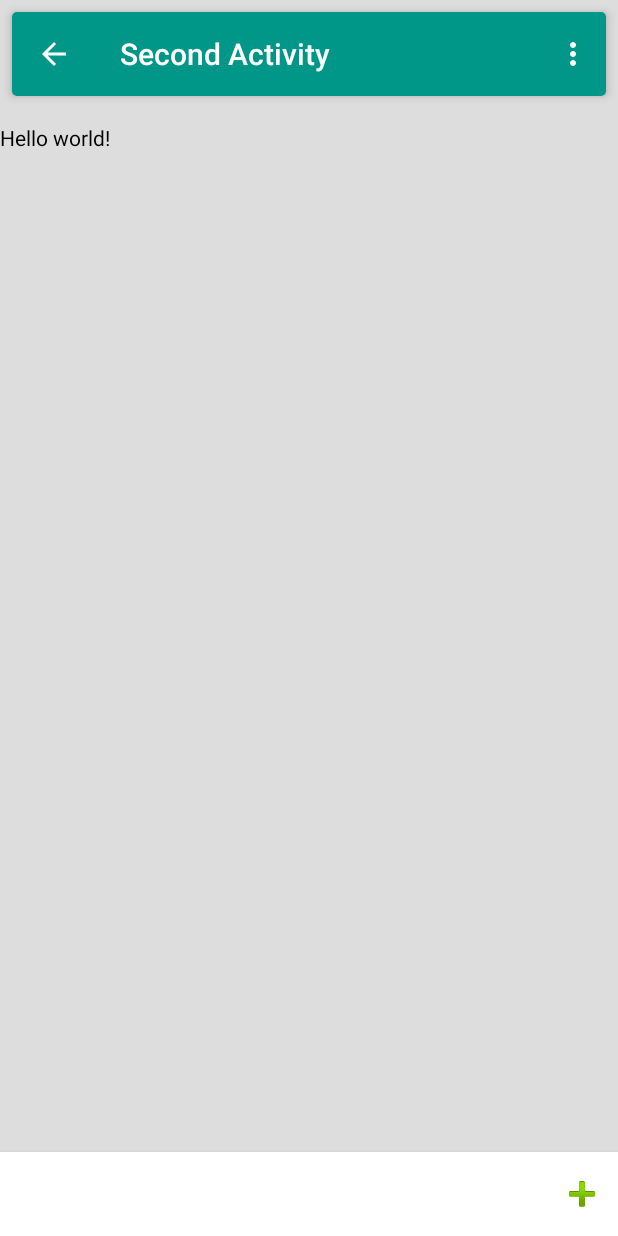
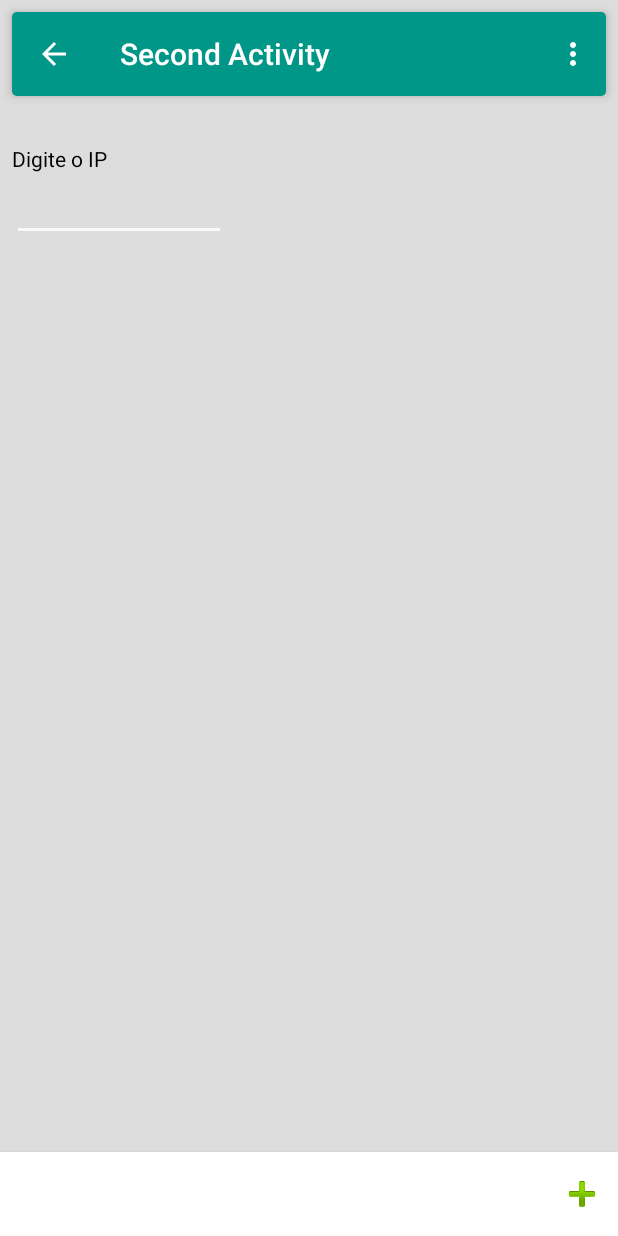
Before and after one commit to cesarquadros/AppComanda, an Android app: the screen it shows after launch (SecondActivity), in the options menu, after a tap on "SecondActivity", on a phone screen of 412 x 824 dp. Run offline under Robolectric (Android 15) with nearby library versions, the phone set to English and light mode, and no system bars; libraries missing offline, so code that uses them is left out: com.daimajia.androidanimations; 4 statements that could not run were skipped.

Commit message:
implemntado a insercao do IP do servidor caso a primeira conexão não funcione

```diff
--- a/app/src/main/java/br/com/thiengo/tcmaterialdesign/ComandaDao.java
+++ b/app/src/main/java/br/com/thiengo/tcmaterialdesign/ComandaDao.java
@@ -48,6 +48,7 @@ public class ComandaDao extends Conexao {
 
         } catch (SQLException e) {
             e.printStackTrace();
+            return listComandas;
         }
 
         return listComandas;
--- a/app/src/main/java/br/com/thiengo/tcmaterialdesign/Conexao.java
+++ b/app/src/main/java/br/com/thiengo/tcmaterialdesign/Conexao.java
@@ -22,7 +22,7 @@ public class Conexao {
         try {
             // SET CONNECTIONSTRING
             Class.forName("net.sourceforge.jtds.jdbc.Driver").newInstance();
-            String iip = "192.168.0.10";
+            String iip = MainActivity.ipConexao;
             String username = "sa";
             String password = "admin123";
             StrictMode.ThreadPolicy policy = new StrictMode.ThreadPolicy.Builder().permitAll().build();
--- a/app/src/main/java/br/com/thiengo/tcmaterialdesign/MainActivity.java
+++ b/app/src/main/java/br/com/thiengo/tcmaterialdesign/MainActivity.java
@@ -7,15 +7,20 @@ import android.support.v4.app.FragmentTransaction;
 import android.support.v7.app.ActionBarActivity;
 import android.os.Bundle;
 import android.support.v7.widget.Toolbar;
+import android.text.InputType;
 import android.view.Menu;
 import android.view.MenuItem;
 import android.widget.EditText;
 import android.widget.Toast;
+
+import java.sql.SQLException;
 import java.text.SimpleDateFormat;
+import java.util.ArrayList;
 import java.util.Date;
 import java.util.List;
 import br.com.thiengo.tcmaterialdesign.domain.Comanda;
 import br.com.thiengo.tcmaterialdesign.fragments.ComandaFragment;
+import br.com.thiengo.tcmaterialdesign.fragments.ProdutosComandaActivity;
 
 public class MainActivity extends ActionBarActivity {
     private static String TAG = "LOG";
@@ -23,6 +28,8 @@ public class MainActivity extends ActionBarActivity {
     private Toolbar mToolbarBottom;
     public static String curDate;
     private ComandaDao comandaDao = new ComandaDao();
+    public static String ipConexao = "192.168.2.109";
+
 
     @Override
     protected void onCreate(Bundle savedInstanceState) {
@@ -36,6 +43,7 @@ public class MainActivity extends ActionBarActivity {
         mToolbar.setSubtitle("Comandas em aberto");
         mToolbar.setLogo(R.drawable.ic_launcher);
         setSupportActionBar(mToolbar);
+
 
         mToolbarBottom = (Toolbar) findViewById(R.id.inc_tb_bottom);
         mToolbarBottom.setOnMenuItemClickListener(new Toolbar.OnMenuItemClickListener() {
@@ -96,9 +104,40 @@ public class MainActivity extends ActionBarActivity {
         return super.onOptionsItemSelected(item);
     }
 
-    public List<Comanda> getSetCarList(int qtd) {
+    public List<Comanda> getSetCarList() {
         ComandaDao comandaDao = new ComandaDao();
+        Conexao conexao = new Conexao();
+        try {
+            if(conexao.abreConexao()==null){
+                Comanda comanda = new Comanda();
+                List<Comanda> list = new ArrayList<>();
 
+                final AlertDialog.Builder mensagem = new AlertDialog.Builder(MainActivity.this);
+                mensagem.setTitle("Bar do Bugão");
+                mensagem.setMessage("Erro ao conectar, digite o ip do servidor:");
+                final EditText input = new EditText(MainActivity.this);
+                input.addTextChangedListener(Mask.insert("###.###.###.###",input));
+                input.setInputType(InputType.TYPE_CLASS_NUMBER);
+                mensagem.setView(input);
+                mensagem.setNeutralButton("Reconectar", new DialogInterface.OnClickListener() {
+                    public void onClick(DialogInterface dialog, int which) {
+                        // Toast.makeText(getApplicationContext(), input.getText().toString().trim(), Toast.LENGTH_SHORT).show();
+                        ipConexao = input.getText().toString();
+                        ComandaFragment frag = (ComandaFragment) getSupportFragmentManager().findFragmentByTag("mainFrag");
+                            frag = new ComandaFragment();
+                            FragmentTransaction ft = getSupportFragmentManager().beginTransaction();
+                            ft.replace(R.id.rl_fragment_container, frag, "mainFrag");
+                            ft.commit();
+                    }
+                });
+                mensagem.show();
+                return list;
+            }else{
+                return (comandaDao.comandasAbertas());
+            }
+        } catch (SQLException e) {
+            e.printStackTrace();
+        }
         return (comandaDao.comandasAbertas());
     }
 
--- /dev/null
+++ b/app/src/main/java/br/com/thiengo/tcmaterialdesign/Mask.java
@@ -0,0 +1,47 @@
+package br.com.thiengo.tcmaterialdesign;
+
+import android.text.Editable;
+import android.text.TextWatcher;
+import android.widget.EditText;
+
+public abstract class Mask {
+    public static String unmask(String s) {
+        return s.replaceAll("[.]", "").replaceAll("[-]", "")
+                .replaceAll("[/]", "").replaceAll("[(]", "")
+                .replaceAll("[)]", "");
+    }
+
+    public static TextWatcher insert(final String mask, final EditText ediTxt) {
+        return new TextWatcher() {
+            boolean isUpdating;
+            String old = "";
+            public void onTextChanged(CharSequence s, int start, int before, int count) {
+                String str = Mask.unmask(s.toString());
+                String mascara = "";
+                if (isUpdating) {
+                    old = str;
+                    isUpdating = false;
+                    return;
+                }
+                int i = 0;
+                for (char m : mask.toCharArray()) {
+                    if (m != '#' && str.length() > old.length()) {
+                        mascara += m;
+                        continue;
+                    }
+                    try {
+                        mascara += str.charAt(i);
+                    } catch (Exception e) {
+                        break;
+                    }
+                    i++;
+                }
+                isUpdating = true;
+                ediTxt.setText(mascara);
+                ediTxt.setSelection(mascara.length());
+            }
+            public void beforeTextChanged(CharSequence s, int start, int count, int after) {}
+            public void afterTextChanged(Editable s) {}
+        };
+    }
+}
--- a/app/src/main/java/br/com/thiengo/tcmaterialdesign/fragments/ComandaFragment.java
+++ b/app/src/main/java/br/com/thiengo/tcmaterialdesign/fragments/ComandaFragment.java
@@ -50,7 +50,7 @@ public class ComandaFragment extends Fragment implements RecyclerViewOnClickList
         mRecyclerView.setLayoutManager(llm);
 
 
-        mList = ((MainActivity) getActivity()).getSetCarList(100);
+        mList = ((MainActivity) getActivity()).getSetCarList();
         ComandaAdapter adapter = new ComandaAdapter(getActivity(), mList);
         //adapter.setRecyclerViewOnClickListenerHack(this);
         mRecyclerView.setAdapter(adapter);
--- a/app/src/main/res/layout/activity_second.xml
+++ b/app/src/main/res/layout/activity_second.xml
@@ -18,15 +18,32 @@
         app:popupTheme="@style/ThemeOverlay.AppCompat.Light" />
 
     <TextView
-        android:layout_below="@+id/tb_main"
         android:layout_width="wrap_content"
         android:layout_height="wrap_content"
-        android:layout_marginTop="10dp"
-        android:text="@string/hello_world"
-        android:textColor="@color/black" />
+        android:layout_marginTop="24dp"
+        android:text="Digite o IP"
+        android:textColor="@color/black"
+        android:id="@+id/textView2"
+        android:layout_below="@+id/tb_main"
+        android:layout_alignLeft="@+id/txtIp"
+        android:layout_alignStart="@+id/txtIp" />
 
     <include
         android:id="@+id/inc_tb_bottom"
         layout="@layout/toolbar_bottom"/>
 
+    <EditText
+        android:layout_width="wrap_content"
+        android:layout_height="wrap_content"
+        android:id="@+id/txtIp"
+        android:layout_below="@+id/textView2"
+        android:layout_alignLeft="@+id/tb_main"
+        android:layout_alignStart="@+id/tb_main"
+        android:layout_alignRight="@+id/tb_main"
+        android:layout_alignEnd="@+id/tb_main"
+        android:layout_marginRight="253dp"
+        android:layout_marginEnd="253dp"
+        android:inputType="number"
+        android:autoText="false" />
+
 </RelativeLayout>
```
Also changed, not shown: 2 other files.
